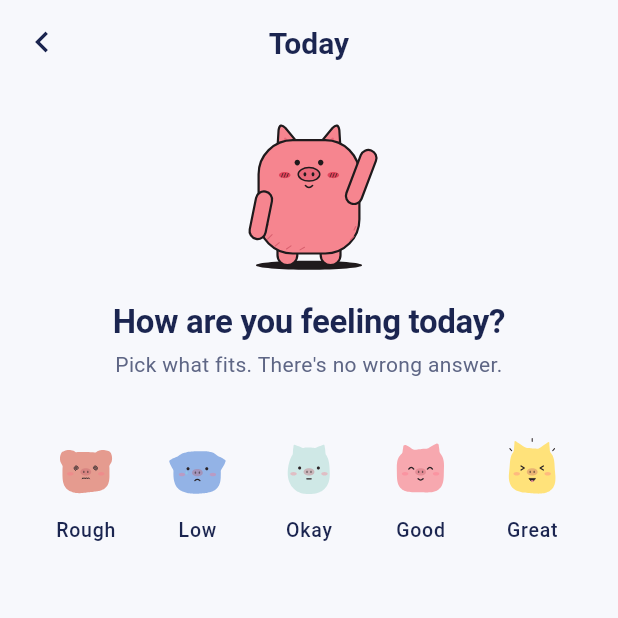
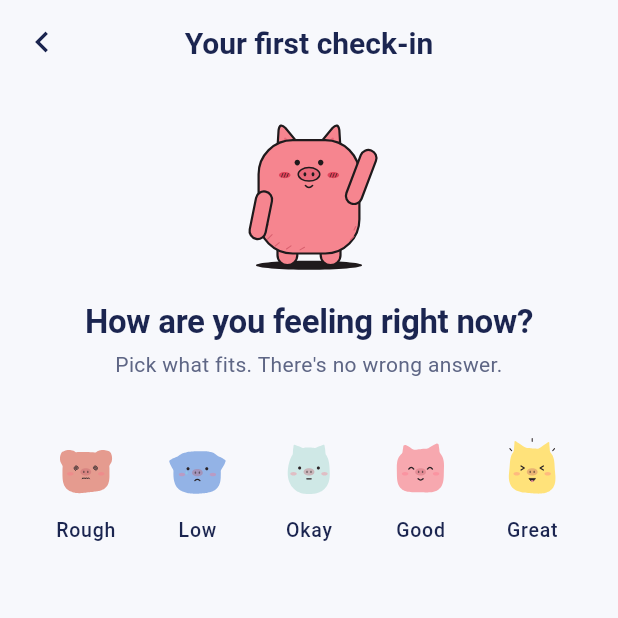
Before and after one commit to group6-selfcare/orb-selfcare, a Flutter app: the CheckInScreen screen opened by its route, on a phone screen of 412 x 824 dp, the top half of it. Run offline on Flutter 3.47's test engine with Material 3 defaults, Android fonts, the phone set to English and light mode, and no system bars; our stand-ins replace drift, drift_flutter, flutter_riverpod, flutter_svg, go_router, shared_preferences; accounts and stored records are empty; generated files the repository leaves out were written again.

Commit message:
PMG6-62 First check-in inside onboarding (N12, N13), then N15 Day one done, then Home

```diff
--- a/lib/features/check_in/check_in_screen.dart
+++ b/lib/features/check_in/check_in_screen.dart
@@ -6,6 +6,7 @@ import 'package:go_router/go_router.dart';
 import '../../app/theme/tokens.dart';
 import '../../data/check_in/check_in_repository.dart';
 import '../../shared/copy.dart';
+import '../onboarding/onboarding_routes.dart';
 import 'mood_level.dart';
 
 /// The daily check-in at `/check-in`.
@@ -16,8 +17,15 @@ import 'mood_level.dart';
 ///
 /// Leaving (Done, the back arrow or Android back) after a face was tapped
 /// saves again, so nothing typed is lost. Leaving before saves nothing.
+///
+/// With [onboarding] it's the user's first check-in (N12, N13): its own
+/// title and question, Continue instead of Done, a Skip action once a face
+/// is picked, and both go on to N15 Day one done. The check-in saved is a
+/// real one for today, exactly as in normal mode.
 class CheckInScreen extends ConsumerStatefulWidget {
-  const CheckInScreen({super.key});
+  const CheckInScreen({super.key, this.onboarding = false});
+
+  final bool onboarding;
 
   @override
   ConsumerState<CheckInScreen> createState() => _CheckInScreenState();
@@ -125,7 +133,13 @@ class _CheckInScreenState extends ConsumerState<CheckInScreen> {
     _leaving = true;
     await _save();
     if (!mounted) return;
-    _close();
+    if (widget.onboarding) {
+      // Pushed, not popped: back from N15 returns here, ready to go again.
+      _leaving = false;
+      context.push(OnboardingRoutes.dayOne);
+    } else {
+      _close();
+    }
   }
 
   void _close() {
@@ -149,12 +163,28 @@ class _CheckInScreenState extends ConsumerState<CheckInScreen> {
       child: Scaffold(
         appBar: AppBar(
           centerTitle: true,
-          title: Text(_editing ? CheckInCopy.editTitle : CheckInCopy.title),
+          title: Text(
+            widget.onboarding
+                ? CheckInCopy.firstTitle
+                : _editing
+                ? CheckInCopy.editTitle
+                : CheckInCopy.title,
+          ),
           leading: IconButton(
             onPressed: _close,
             icon: const Icon(Icons.chevron_left, size: 28),
             tooltip: OnboardingCopy.back,
           ),
+          actions: [
+            // The note and tags are optional: Skip goes straight on.
+            if (widget.onboarding && level != null)
+              TextButton(
+                key: const ValueKey('check-in-skip'),
+                onPressed: _done,
+                child: const Text(CheckInCopy.skip),
+              ),
+            const SizedBox(width: OrbSpacing.sm),
+          ],
         ),
         body: SafeArea(
           child: Column(
@@ -183,7 +213,9 @@ class _CheckInScreenState extends ConsumerState<CheckInScreen> {
                       Semantics(
                         header: true,
                         child: Text(
-                          CheckInCopy.question,
+                          widget.onboarding
+                              ? CheckInCopy.firstQuestion
+                              : CheckInCopy.question,
                           style: text.headlineSmall,
                           textAlign: TextAlign.center,
                         ),
@@ -228,7 +260,11 @@ class _CheckInScreenState extends ConsumerState<CheckInScreen> {
                   child: FilledButton(
                     key: const ValueKey('check-in-done'),
                     onPressed: _done,
-                    child: const Text(CheckInCopy.done),
+                    child: Text(
+                      widget.onboarding
+                          ? CheckInCopy.continueLabel
+                          : CheckInCopy.done,
+                    ),
                   ),
                 ),
             ],
--- a/lib/shared/copy.dart
+++ b/lib/shared/copy.dart
@@ -75,6 +75,36 @@ abstract final class OnboardingCopy {
       "I'll use it when I talk to you. Only you will see it.";
   static const saveFailed = "I couldn't save that. Please try again.";
 
+  // N15 Day one done
+  static const dayOneTitle = 'Day one, done!';
+  static const dayOneButton = 'Go to Home';
+
+  /// The pig's line on N15, in its trait's voice.
+  ///
+  /// On a Rough or Low first check-in every trait speaks gently: the pig
+  /// stays close and never sounds disappointed.
+  static String dayOneLine({
+    required Trait trait,
+    required int level,
+    required String userName,
+  }) {
+    if (level <= 2) {
+      return "Thank you for telling me, $userName. Hard days count too, "
+          "and I'm right here with you. Let's go home and take it slow.";
+    }
+    return switch (trait) {
+      Trait.gentle =>
+        'Thank you for telling me how you feel, $userName. '
+            "That's day one, and it counts. Let's go home together.",
+      Trait.cheerful =>
+        'You did it, $userName! Your first check-in is in. '
+            "I'm so happy we started. Let's go see our home!",
+      Trait.playful =>
+        'Ding ding! Day one unlocked, $userName. '
+            "I'm putting this in my scrapbook. Race you home?",
+    };
+  }
+
   // Shared
   static const back = 'Back';
   static const next = 'Next';
@@ -115,6 +145,12 @@ abstract final class HomeCopy {
 abstract final class CheckInCopy {
   static const title = 'Today';
   static const editTitle = 'Edit today';
+
+  // First check-in inside onboarding (N12, N13)
+  static const firstTitle = 'Your first check-in';
+  static const firstQuestion = 'How are you feeling right now?';
+  static const continueLabel = 'Continue';
+  static const skip = 'Skip';
   static const question = 'How are you feeling today?';
   static const reassurance = "Pick what fits. There's no wrong answer.";
   static const done = 'Done';
```
Also changed, not shown: lib/features/onboarding/day_one_screen.dart (added, +121 -0 lines), lib/features/onboarding/onboarding_routes.dart (+8 -31 lines), 4 other files.
